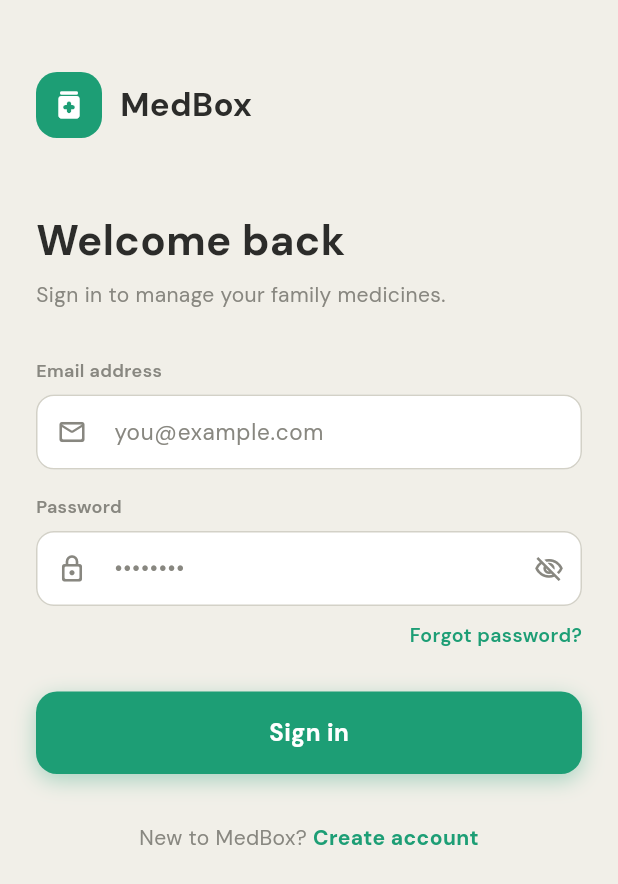
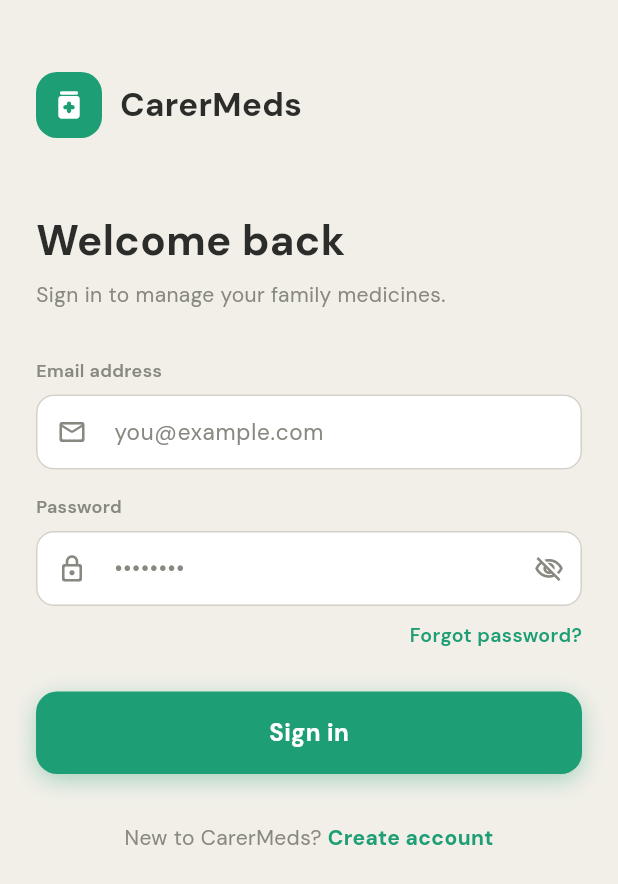
Before and after one commit to pradeepnswamy/medbox, a Flutter app: the screen it shows after launch, on a phone screen of 412 x 824 dp. Shown: the top 884 px of the screen. Run offline on Flutter 3.47's test engine with Material 3 defaults, Android fonts, the phone set to English and light mode, and no system bars; our stand-ins replace cloud_firestore, connectivity_plus, firebase_auth, firebase_core, firebase_crashlytics, flutter_local_notifications and 6 more; accounts and stored records are empty.

Commit message:
changed app name

```diff
--- a/lib/app.dart
+++ b/lib/app.dart
@@ -4,12 +4,12 @@ import 'config/app_router.dart';
 import 'config/app_theme.dart';
 import 'config/app_constants.dart';
 
-/// Root widget of the MedBox application.
+/// Root widget of the CarerMeds application.
 ///
 /// Wrapped by [ProviderScope] in [main.dart].
 /// Owns the [GoRouter] instance and applies the global [AppTheme].
-class MedBoxApp extends ConsumerWidget {
-  const MedBoxApp({super.key});
+class CarerMedsApp extends ConsumerWidget {
+  const CarerMedsApp({super.key});
 
   @override
   Widget build(BuildContext context, WidgetRef ref) {
--- a/lib/config/app_constants.dart
+++ b/lib/config/app_constants.dart
@@ -3,7 +3,7 @@
 abstract final class AppConstants {
 
   // ── App identity ──────────────────────────────────────────────────────────────
-  static const String appName        = 'MedBox';
+  static const String appName        = 'CarerMeds';
   static const String appVersion     = '1.0.0';
   static const String appTagline     = 'Your family medicine manager';
 
--- a/lib/config/app_theme.dart
+++ b/lib/config/app_theme.dart
@@ -2,7 +2,7 @@ import 'package:flutter/material.dart';
 import 'package:google_fonts/google_fonts.dart';
 import 'app_colors.dart';
 
-/// Central theme configuration for MedBox.
+/// Central theme configuration for CarerMeds.
 /// Usage: `theme: AppTheme.light` in MaterialApp.
 abstract final class AppTheme {
 
--- a/lib/main.dart
+++ b/lib/main.dart
@@ -46,7 +46,7 @@ Future<void> main() async {
     () async {
       runApp(
         const ProviderScope(
-          child: MedBoxApp(),
+          child: CarerMedsApp(),
         ),
       );
     },
@@ -77,9 +77,9 @@ Future<void> _initFirebase() async {
     final current = FirebaseAuth.instance.currentUser;
     if (current != null && current.isAnonymous) {
       await FirebaseAuth.instance.signOut();
-      debugPrint('[MedBox] Cleared legacy anonymous session');
+      debugPrint('[CarerMeds] Cleared legacy anonymous session');
     }
   } catch (e) {
-    debugPrint('[MedBox] Firebase init error: $e');
+    debugPrint('[CarerMeds] Firebase init error: $e');
   }
 }
--- a/lib/screens/auth/login_screen.dart
+++ b/lib/screens/auth/login_screen.dart
@@ -136,7 +136,7 @@ class _LoginScreenState extends State<LoginScreen> {
         ),
         const SizedBox(width: 12),
         const Text(
-          'MedBox',
+          'CarerMeds',
           style: TextStyle(
             fontSize: 22,
             fontWeight: FontWeight.bold,
@@ -297,7 +297,7 @@ class _LoginScreenState extends State<LoginScreen> {
         mainAxisSize: MainAxisSize.min,
         children: [
           const Text(
-            'New to MedBox? ',
+            'New to CarerMeds? ',
             style: TextStyle(fontSize: 14, color: _kGrey),
           ),
           GestureDetector(
--- a/lib/screens/auth/login_screen_new.dart
+++ b/lib/screens/auth/login_screen_new.dart
@@ -136,7 +136,7 @@ class _LoginScreenState extends State<LoginScreen> {
         ),
         const SizedBox(width: 12),
         const Text(
-          'MedBox',
+          'CarerMeds',
           style: TextStyle(
             fontSize: 22,
             fontWeight: FontWeight.bold,
@@ -297,7 +297,7 @@ class _LoginScreenState extends State<LoginScreen> {
         mainAxisSize: MainAxisSize.min,
         children: [
           const Text(
-            'New to MedBox? ',
+            'New to CarerMeds? ',
             style: TextStyle(fontSize: 14, color: _kGrey),
           ),
           GestureDetector(
--- a/lib/screens/dashboard/dashboard_screen.dart
+++ b/lib/screens/dashboard/dashboard_screen.dart
@@ -252,7 +252,7 @@ class _DashboardScreenState extends State<DashboardScreen> {
             crossAxisAlignment: CrossAxisAlignment.start,
             children: [
               Text(
-                'MedBox',
+                'CarerMeds',
                 textScaler: titleScaler,
                 style: const TextStyle(
                   fontSize: 26,
--- a/lib/screens/profile/profile_screen.dart
+++ b/lib/screens/profile/profile_screen.dart
@@ -214,7 +214,7 @@ class ProfileScreen extends StatelessWidget {
         iconBg: AppColors.primaryLight,
         icon: Icons.medication_rounded,
         iconColor: _kGreen,
-        title: 'MedBox',
+        title: 'CarerMeds',
         trailing: 'Version 1.0.0',
       ),
       _divider(),
--- a/lib/screens/splash/splash_screen.dart
+++ b/lib/screens/splash/splash_screen.dart
@@ -5,7 +5,7 @@ import '../../config/app_colors.dart';
 import '../../config/app_router.dart';
 
 /// App splash screen — shown on cold start while Firebase finishes any
-/// remaining async work. Fades in the MedBox branding, then navigates to
+/// remaining async work. Fades in the CarerMeds branding, then navigates to
 /// the dashboard after a short delay.
 class SplashScreen extends StatefulWidget {
   const SplashScreen({super.key});
@@ -77,7 +77,7 @@ class _SplashScreenState extends State<SplashScreen>
               children: [
                 // ── App icon ──────────────────────────────────────────────────
                 Semantics(
-                  label: 'MedBox',
+                  label: 'CarerMeds',
                   header: true,
                   child: Container(
                     width: 88,
@@ -106,7 +106,7 @@ class _SplashScreenState extends State<SplashScreen>
                 // ── App name ──────────────────────────────────────────────────
                 ExcludeSemantics(
                   child: Text(
-                    'MedBox',
+                    'CarerMeds',
                     textScaler: splashScaler,
                     style: const TextStyle(
                       fontSize: 34,
--- a/lib/services/auth_service.dart
+++ b/lib/services/auth_service.dart
@@ -1,7 +1,7 @@
 import 'package:firebase_auth/firebase_auth.dart';
 import 'notification_service.dart';
 
-/// Thin wrapper around [FirebaseAuth] that exposes only what MedBox needs.
+/// Thin wrapper around [FirebaseAuth] that exposes only what CarerMeds needs.
 ///
 /// All methods surface [FirebaseAuthException] directly — callers are
 /// responsible for mapping codes to user-facing messages.
--- a/lib/services/notification_service.dart
+++ b/lib/services/notification_service.dart
@@ -36,21 +36,21 @@ abstract final class NotificationService {
 
   // ── Android notification channels ──────────────────────────────────────────
   static const _chCritical = AndroidNotificationChannel(
-    'medbox_critical',
+    'carermeds_critical',
     'Critical Medicine Alerts',
     description: 'Medicines expiring within 7 days — shown daily until resolved.',
     importance: Importance.high,
   );
 
   static const _chWarning = AndroidNotificationChannel(
-    'medbox_warning',
+    'carermeds_warning',
     'Expiry Warnings',
     description: 'Medicines expiring within 30 days.',
     importance: Importance.defaultImportance,
   );
 
   static const _chOpened = AndroidNotificationChannel(
-    'medbox_opened',
+    'carermeds_opened',
     'Opened Medicine Alerts',
     description: 'Medicines that have been open longer than 3 months.',
     importance: Importance.defaultImportance,
--- a/lib/utils/date_utils.dart
+++ b/lib/utils/date_utils.dart
@@ -1,4 +1,4 @@
-/// Convenience wrappers for common date operations used across MedBox.
+/// Convenience wrappers for common date operations used across CarerMeds.
 /// All functions are pure (no side-effects) so they are easy to unit-test.
 abstract final class MedDateUtils {
   // ── Formatting ──────────────────────────────────────────────────────────────
--- a/lib/utils/string_utils.dart
+++ b/lib/utils/string_utils.dart
@@ -1,4 +1,4 @@
-/// Pure string helpers used across the MedBox UI.
+/// Pure string helpers used across the CarerMeds UI.
 abstract final class StringUtils {
   // ── Name helpers ────────────────────────────────────────────────────────────
 
--- a/pubspec.yaml
+++ b/pubspec.yaml
@@ -1,5 +1,5 @@
-name: medbox
-description: "MedBox — medicine and prescription tracker for family caregivers."
+name: carermeds
+description: "CarerMeds — medicine and prescription tracker for family caregivers."
 publish_to: 'none'
 
 version: 1.0.0+1
```
Also changed, not shown: 19 other files.
